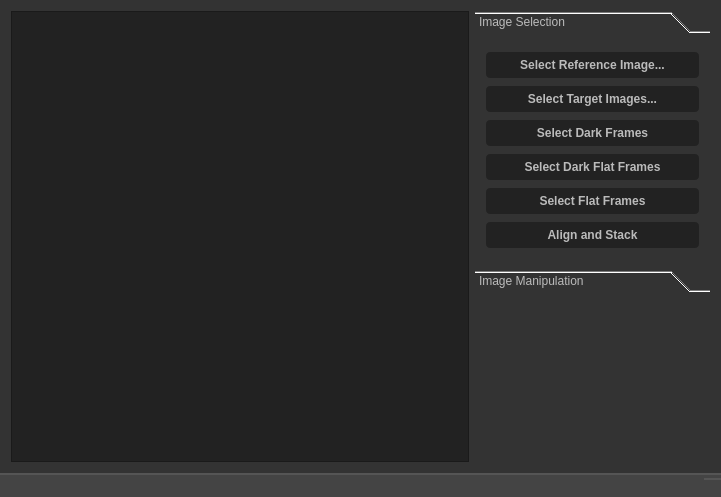
Above: mainwindow.ui from BenJuan26/OpenSkyStacker before the change. Below: the same form after it.
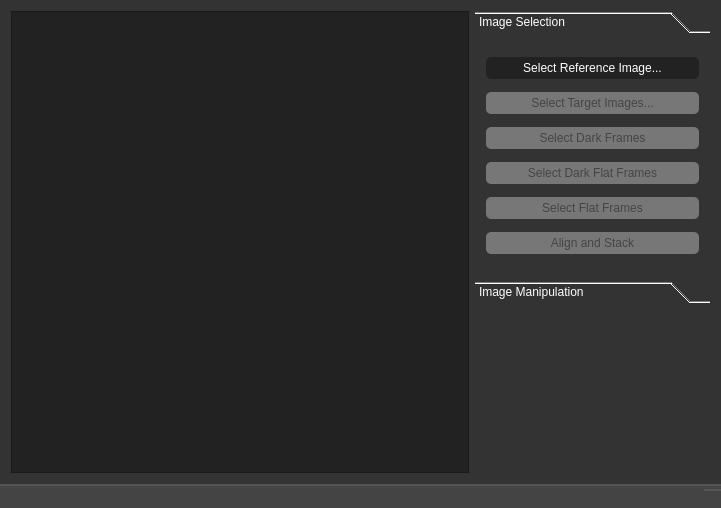
That is the form after the change.

Commit message: fixed buttons and preview window

```diff
--- a/mainwindow.ui
+++ b/mainwindow.ui
@@ -7,7 +7,7 @@
     <x>0</x>
     <y>0</y>
     <width>721</width>
-    <height>497</height>
+    <height>508</height>
    </rect>
   </property>
   <property name="sizePolicy">
@@ -19,6 +19,9 @@
   <property name="windowTitle">
    <string>OpenSkyStacker</string>
   </property>
+  <property name="styleSheet">
+   <string notr="true"/>
+  </property>
   <widget class="QWidget" name="centralWidget">
    <property name="sizePolicy">
     <sizepolicy hsizetype="Expanding" vsizetype="Expanding">
@@ -67,7 +70,25 @@
        </size>
       </property>
       <property name="styleSheet">
-       <string notr="true">color: #BBB;</string>
+       <string notr="true">QWidget {
+	color: white;
+}
+
+QPushButton {
+	color: white;
+	background-color: #222;
+     border-radius: 5px;
+	padding: 4px;
+}
+
+QPushButton:hover {
+	background-color: #2d74da;
+}
+
+QPushButton:disabled {
+	color: #444;
+	background-color: #777;
+}</string>
       </property>
       <property name="currentIndex">
        <number>0</number>
@@ -81,7 +102,7 @@
          <x>0</x>
          <y>0</y>
          <width>235</width>
-         <height>208</height>
+         <height>209</height>
         </rect>
        </property>
        <attribute name="label">
@@ -90,14 +111,6 @@
        <layout class="QVBoxLayout" name="verticalLayout_3">
         <item>
          <widget class="QPushButton" name="buttonSelectRefImage">
-          <property name="styleSheet">
-           <string notr="true">background-color: #222;
-    border-width: 2px;
-    border-radius: 4px;
-    border-color: #111;
-    font: bold 12px;
-    padding: 6px;</string>
-          </property>
           <property name="text">
            <string>Select Reference Image...</string>
           </property>
@@ -108,14 +121,6 @@
           <property name="enabled">
            <bool>false</bool>
           </property>
-          <property name="styleSheet">
-           <string notr="true">background-color: #222;
-    border-width: 2px;
-    border-radius: 4px;
-    border-color: #111;
-    font: bold 12px;
-    padding: 6px;</string>
-          </property>
           <property name="text">
            <string>Select Target Images...</string>
           </property>
@@ -126,14 +131,6 @@
           <property name="enabled">
            <bool>false</bool>
           </property>
-          <property name="styleSheet">
-           <string notr="true">background-color: #222;
-    border-width: 2px;
-    border-radius: 4px;
-    border-color: #111;
-    font: bold 12px;
-    padding: 6px;</string>
-          </property>
           <property name="text">
            <string>Select Dark Frames</string>
           </property>
@@ -144,14 +141,6 @@
           <property name="enabled">
            <bool>false</bool>
           </property>
-          <property name="styleSheet">
-           <string notr="true">background-color: #222;
-    border-width: 2px;
-    border-radius: 4px;
-    border-color: #111;
-    font: bold 12px;
-    padding: 6px;</string>
-          </property>
           <property name="text">
            <string>Select Dark Flat Frames</string>
           </property>
@@ -162,14 +151,6 @@
           <property name="enabled">
            <bool>false</bool>
           </property>
-          <property name="styleSheet">
-           <string notr="true">background-color: #222;
-    border-width: 2px;
-    border-radius: 4px;
-    border-color: #111;
-    font: bold 12px;
-    padding: 6px;</string>
-          </property>
           <property name="text">
            <string>Select Flat Frames</string>
           </property>
@@ -180,14 +161,6 @@
           <property name="enabled">
            <bool>false</bool>
           </property>
-          <property name="styleSheet">
-           <string notr="true">background-color: #222;
-    border-width: 2px;
-    border-radius: 4px;
-    border-color: #111;
-    font: bold 12px;
-    padding: 6px;</string>
-          </property>
           <property name="text">
            <string>Align and Stack</string>
           </property>
```
Left out of the diff: 2 changed lines with no effect on the pictures. The commit also changes 2 other files.
